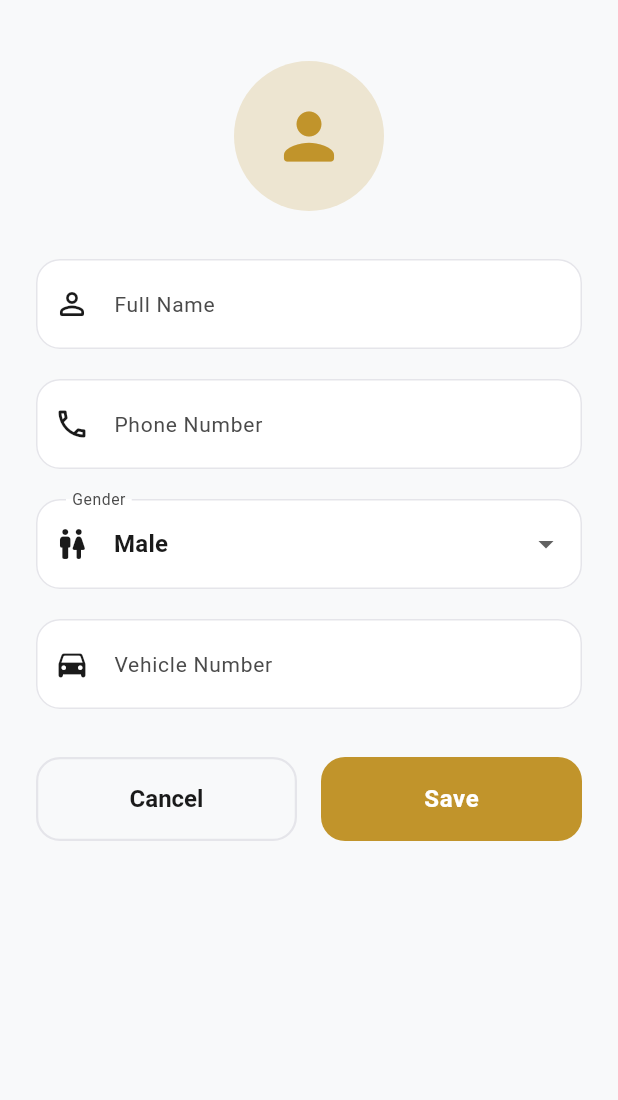
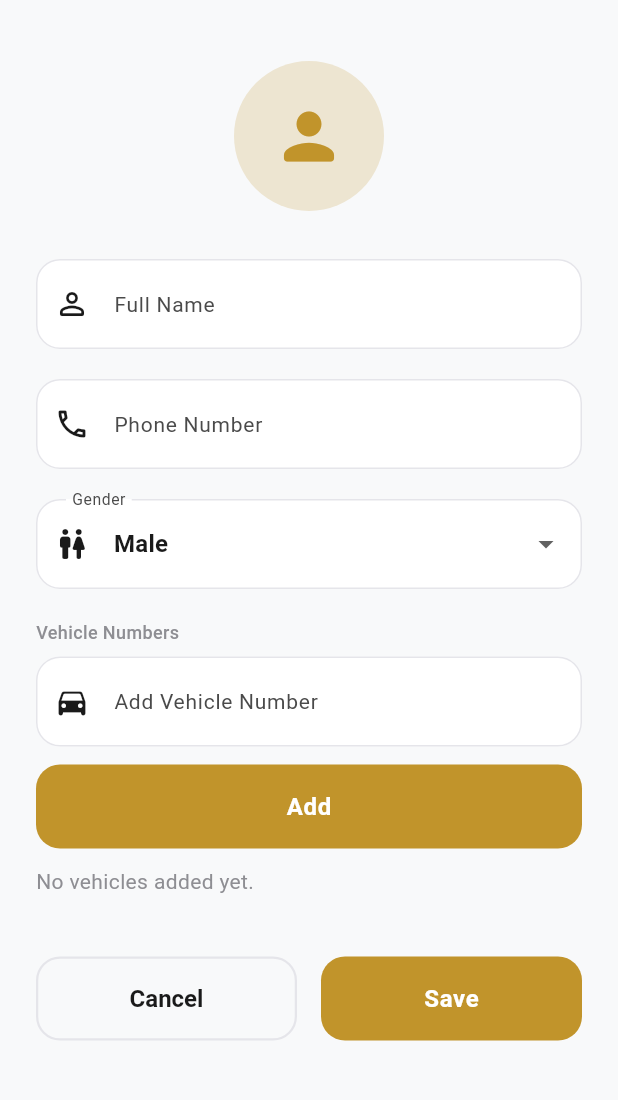
Before and after one commit to yajan08/safe-pick, a Flutter app: the DriverProfileScreen screen opened directly, after a tap on "Edit Details", on a phone screen of 412 x 824 dp, the part 59-1159 px from its top. Run offline on Flutter 3.47's test engine with Material 3 defaults, Android fonts, the phone set to English and light mode, and no system bars; drawn by our look-alikes of flutter_animate; our stand-ins replace cloud_firestore, connectivity_plus, firebase_auth, firebase_core, flutter_riverpod, geolocator and 5 more; missing offline and left inert: mobile_scanner, mqtt_client; accounts and stored records are empty.

Commit message:
Vehicle Add

```diff
--- a/lib/core/services/auth_service.dart
+++ b/lib/core/services/auth_service.dart
@@ -62,6 +62,11 @@ class AuthService {
     String? vehicleNumber,
   }) async {
     try {
+      final normalizedVehicleNumber = vehicleNumber?.trim();
+      final vehicleNumbers = normalizedVehicleNumber == null || normalizedVehicleNumber.isEmpty
+          ? const <String>[]
+          : [normalizedVehicleNumber];
+
       final credential = await _auth.createUserWithEmailAndPassword(
         email: email.trim(),
         password: password,
@@ -76,6 +81,7 @@ class AuthService {
         createdAt: DateTime.now(),
         gender: gender,
         vehicleNumber: vehicleNumber,
+        vehicleNumbers: vehicleNumbers,
       );
 
       await _firestore.collection('users').doc(credential.user!.uid).set(user.toJson());
--- a/lib/features/profile/presentation/driver_profile_screen.dart
+++ b/lib/features/profile/presentation/driver_profile_screen.dart
@@ -16,7 +16,8 @@ class _DriverProfileScreenState extends ConsumerState<DriverProfileScreen> {
   final _formKey = GlobalKey<FormState>();
   final _nameController = TextEditingController();
   final _phoneController = TextEditingController();
-  final _vehicleController = TextEditingController();
+  final _vehicleInputController = TextEditingController();
+  final List<String> _vehicleNumbers = [];
   String _selectedGender = 'Male';
   String _email = '';
 
@@ -38,11 +39,13 @@ class _DriverProfileScreenState extends ConsumerState<DriverProfileScreen> {
         final doc = await ref.read(firestoreProvider).collection('users').doc(user.uid).get();
         if (doc.exists) {
           final data = doc.data()!;
-          _nameController.text = data['name'] ?? '';
-          _phoneController.text = data['phone'] ?? '';
-          _vehicleController.text = data['vehicle_number'] ?? '';
+          _nameController.text = (data['name'] ?? '').toString();
+          _phoneController.text = (data['phone'] ?? '').toString();
+          _vehicleNumbers
+            ..clear()
+            ..addAll(_extractVehicleNumbers(data));
 
-          final gender = data['gender'] ?? 'Male';
+          final gender = (data['gender'] ?? 'Male').toString();
           if (['Male', 'Female', 'Other'].contains(gender)) {
             _selectedGender = gender;
           }
@@ -62,11 +65,16 @@ class _DriverProfileScreenState extends ConsumerState<DriverProfileScreen> {
     try {
       final user = ref.read(firebaseAuthProvider).currentUser;
       if (user != null) {
+        if (_vehicleNumbers.isEmpty) {
+          throw 'Add at least one vehicle number.';
+        }
+
         await ref.read(firestoreProvider).collection('users').doc(user.uid).update({
           'name': _nameController.text.trim(),
           'phone': _phoneController.text.trim(),
           'gender': _selectedGender,
-          'vehicle_number': _vehicleController.text.trim(),
+          'vehicle_numbers': _vehicleNumbers,
+          'vehicle_number': _vehicleNumbers.first,
         });
         if (mounted) {
           SnackBarUtils.showSuccess(context, 'Profile updated successfully!');
@@ -78,6 +86,60 @@ class _DriverProfileScreenState extends ConsumerState<DriverProfileScreen> {
     } finally {
       if (mounted) setState(() => _isSaving = false);
     }
+  }
+
+  List<String> _extractVehicleNumbers(Map<String, dynamic> data) {
+    final rawVehicleNumbers = data['vehicle_numbers'];
+    if (rawVehicleNumbers is List) {
+      final parsed = rawVehicleNumbers
+          .map((value) => value.toString().trim())
+          .where((value) => value.isNotEmpty)
+          .toList();
+      if (parsed.isNotEmpty) {
+        return parsed;
+      }
+    }
+
+    final legacyVehicleNumber = (data['vehicle_number'] ?? '').toString().trim();
+    if (legacyVehicleNumber.isNotEmpty) {
+      return [legacyVehicleNumber];
+    }
+
+    return [];
+  }
+
+  void _addVehicleNumber() {
+    final value = _vehicleInputController.text.trim();
+    if (value.isEmpty) return;
+
+    if (_vehicleNumbers.any((vehicle) => vehicle.toLowerCase() == value.toLowerCase())) {
+      _vehicleInputController.clear();
+      return;
+    }
+
+    setState(() {
+      _vehicleNumbers.add(value);
+      _vehicleInputController.clear();
+    });
+  }
+
+  void _startEditing() {
+    _vehicleInputController.text = _vehicleNumbers.isNotEmpty ? _vehicleNumbers.first : '';
+    setState(() => _isEditing = true);
+  }
+
+  Future<void> _cancelEditing() async {
+    await _loadProfile();
+    if (!mounted) return;
+
+    _vehicleInputController.clear();
+    setState(() => _isEditing = false);
+  }
+
+  void _removeVehicleNumber(int index) {
+    setState(() {
+      _vehicleNumbers.removeAt(index);
+    });
   }
 
   Future<void> _handleSignOut() async {
@@ -95,7 +157,7 @@ class _DriverProfileScreenState extends ConsumerState<DriverProfileScreen> {
   void dispose() {
     _nameController.dispose();
     _phoneController.dispose();
-    _vehicleController.dispose();
+    _vehicleInputController.dispose();
     super.dispose();
   }
 
@@ -150,7 +212,7 @@ class _DriverProfileScreenState extends ConsumerState<DriverProfileScreen> {
                               const Divider(color: AppTheme.border, height: 24),
                               _buildDetailRow('Gender', _selectedGender, Icons.wc_rounded),
                               const Divider(color: AppTheme.border, height: 24),
-                              _buildDetailRow('Vehicle Number', _vehicleController.text, Icons.directions_car_outlined),
+                              _buildVehicleSummary(),
                             ],
                           ),
                         ).animate().fade(duration: 300.ms),
@@ -160,7 +222,7 @@ class _DriverProfileScreenState extends ConsumerState<DriverProfileScreen> {
                         SizedBox(
                           height: 56,
                           child: ElevatedButton.icon(
-                            onPressed: () => setState(() => _isEditing = true),
+                            onPressed: _startEditing,
                             icon: const Icon(Icons.edit_rounded, color: AppTheme.background),
                             label: const Text('Edit Details', style: TextStyle(fontSize: 16, fontWeight: FontWeight.bold)),
                           ),
@@ -222,14 +284,57 @@ class _DriverProfileScreenState extends ConsumerState<DriverProfileScreen> {
                         ).animate().fade(delay: 300.ms).slideY(begin: 0.1),
                         const SizedBox(height: 20),
 
-                        TextFormField(
-                          controller: _vehicleController,
-                          textCapitalization: TextCapitalization.characters,
-                          decoration: const InputDecoration(
-                            labelText: 'Vehicle Number',
-                            prefixIcon: Icon(Icons.directions_car_rounded),
-                          ),
-                          validator: (v) => v == null || v.trim().isEmpty ? 'Required' : null,
+                        Column(
+                          crossAxisAlignment: CrossAxisAlignment.start,
+                          children: [
+                            const Text(
+                              'Vehicle Numbers',
+                              style: TextStyle(
+                                color: AppTheme.textMuted,
+                                fontSize: 12,
+                                fontWeight: FontWeight.w500,
+                              ),
+                            ),
+                            const SizedBox(height: 8),
+                            TextFormField(
+                              controller: _vehicleInputController,
+                              textCapitalization: TextCapitalization.characters,
+                              decoration: const InputDecoration(
+                                labelText: 'Add Vehicle Number',
+                                prefixIcon: Icon(Icons.directions_car_rounded),
+                              ),
+                              onFieldSubmitted: (_) => _addVehicleNumber(),
+                            ),
+                            const SizedBox(height: 12),
+                            SizedBox(
+                              height: 56,
+                              width: double.infinity,
+                              child: ElevatedButton(
+                                onPressed: _addVehicleNumber,
+                                child: const Text('Add'),
+                              ),
+                            ),
+                            const SizedBox(height: 12),
+                            Text(
+                              _vehicleNumbers.isEmpty
+                                  ? 'No vehicles added yet.'
+                                  : 'Current vehicles are shown below. The first one is saved as the primary vehicle.',
+                              style: const TextStyle(color: AppTheme.textMuted),
+                            ),
+                            const SizedBox(height: 8),
+                            if (_vehicleNumbers.isNotEmpty)
+                              Wrap(
+                                spacing: 8,
+                                runSpacing: 8,
+                                children: [
+                                  for (var index = 0; index < _vehicleNumbers.length; index++)
+                                    InputChip(
+                                      label: Text(_vehicleNumbers[index]),
+                                      onDeleted: () => _removeVehicleNumber(index),
+                                    ),
+                                ],
+                              ),
+                          ],
                         ).animate().fade(delay: 400.ms).slideY(begin: 0.1),
                         const SizedBox(height: 32),
 
@@ -239,10 +344,7 @@ class _DriverProfileScreenState extends ConsumerState<DriverProfileScreen> {
                               child: SizedBox(
                                 height: 56,
                                 child: OutlinedButton(
-                                  onPressed: () {
-                                    _loadProfile(); // Revert edits
-                                    setState(() => _isEditing = false);
-                                  },
+                                  onPressed: _cancelEditing,
                                   child: const Text('Cancel', style: TextStyle(fontSize: 16, fontWeight: FontWeight.bold)),
                                 ),
                               ),
@@ -306,4 +408,57 @@ class _DriverProfileScreenState extends ConsumerState<DriverProfileScreen> {
       ],
     );
   }
+
+  Widget _buildVehicleSummary() {
+    return Column(
+      crossAxisAlignment: CrossAxisAlignment.start,
+      children: [
+        Row(
+          crossAxisAlignment: CrossAxisAlignment.start,
+          children: const [
+            Icon(Icons.directions_car_outlined, color: AppTheme.primaryGold, size: 24),
+            SizedBox(width: 16),
+            Expanded(
+              child: Text(
+                'Vehicle Numbers',
+                style: TextStyle(
+                  color: AppTheme.textMuted,
+                  fontSize: 12,
+                  fontWeight: FontWeight.w500,
+                ),
+              ),
+            ),
+          ],
+        ),
+        const SizedBox(height: 8),
+        if (_vehicleNumbers.isEmpty)
+          const Padding(
+            padding: EdgeInsets.only(left: 40),
+            child: Text(
+              'Not Provided',
+              style: TextStyle(
+                color: AppTheme.textPrimary,
+                fontSize: 16,
+                fontWeight: FontWeight.w600,
+              ),
+            ),
+          )
+        else
+          Padding(
+            padding: const EdgeInsets.only(left: 40),
+            child: Wrap(
+              spacing: 8,
+              runSpacing: 8,
+              children: [
+                for (var index = 0; index < _vehicleNumbers.length; index++)
+                  Chip(
+                    label: Text(_vehicleNumbers[index]),
+                    backgroundColor: AppTheme.background,
+                  ),
+              ],
+            ),
+          ),
+      ],
+    );
+  }
 }
--- a/lib/features/students/presentation/parent_live_tracking_screen.dart
+++ b/lib/features/students/presentation/parent_live_tracking_screen.dart
@@ -22,6 +22,7 @@ class _ParentLiveTrackingScreenState extends ConsumerState<ParentLiveTrackingScr
   // I grabbed this from your driver terminal logs.
   final String _testSessionId = '+';
 
+  @override
   void initState() {
     super.initState();
     _connectAndListen();
--- a/lib/features/trips/presentation/trip_detail_screen.dart
+++ b/lib/features/trips/presentation/trip_detail_screen.dart
@@ -10,7 +10,6 @@ import '../data/trip_service.dart';
 import '../data/trip_manifest_model.dart';
 import '../data/daily_session_model.dart';
 import 'qr_scanner_screen.dart';
-import '../../../core/widgets/shimmer_loading.dart';
 import '../../../core/services/auth_service.dart';
 import 'package:geolocator/geolocator.dart';
 
```
Also changed, not shown: lib/features/auth/data/user_model.dart (+47 -5 lines), lib/features/trips/data/trip_service.dart (+23 -2 lines), lib/main.dart (+4 -9 lines), test_mqtt.dart (+6 -6 lines), 2 other files.
